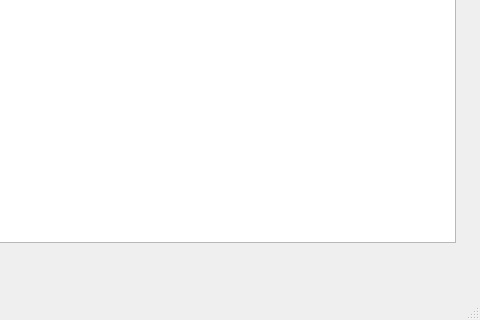
SDSMT-CSC464-F15/dancesoft, file together/search_class/search.ui: the form before one commit; both pictures show x 320 to 800 and y 309 to 629 of the 800 by 629 pixel window.
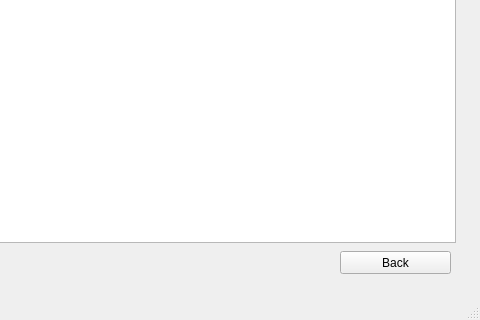
The form after the commit.

Commit message: Finished refunds, added cancel button to some pages, and added location handler

Diff of the .ui file:
```diff
--- a/together/search_class/search.ui
+++ b/together/search_class/search.ui
@@ -112,6 +112,19 @@
      <string>Exact</string>
     </property>
    </widget>
+   <widget class="QPushButton" name="Back_btn">
+    <property name="geometry">
+     <rect>
+      <x>660</x>
+      <y>560</y>
+      <width>111</width>
+      <height>23</height>
+     </rect>
+    </property>
+    <property name="text">
+     <string>Back</string>
+    </property>
+   </widget>
   </widget>
   <widget class="QMenuBar" name="menubar">
    <property name="geometry">
```
The commit also changes 56 other files.
